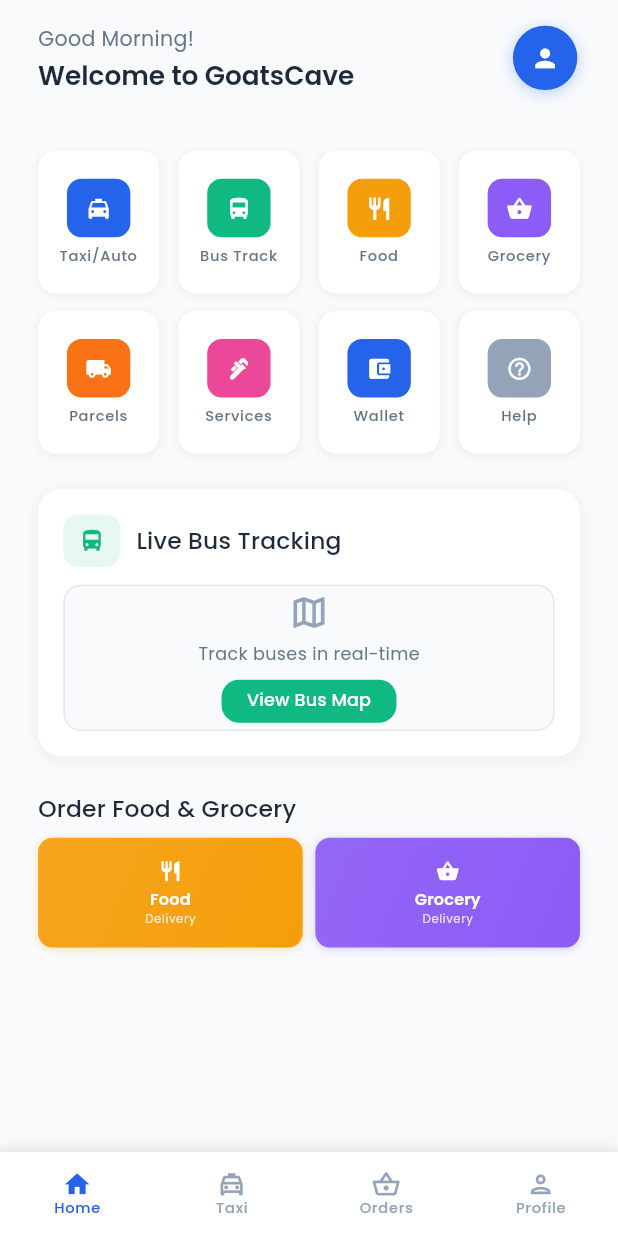
After one commit to abdul-nafi/goatscave, a Flutter app: the screen it shows after launch, on a phone screen of 412 x 824 dp. The commit adds this screen. Run offline on Flutter 3.47's test engine with Material 3 defaults, Android fonts, the phone set to English and light mode, and no system bars; our stand-ins replace flutter_screenutil, go_router, google_fonts.

Commit message:
home screen ui created

```diff
--- a/lib/core/core.dart
+++ b/lib/core/core.dart
@@ -1,7 +1,6 @@
 export 'widgets/app_text_field.dart';
 export 'widgets/primary_button.dart';
-export 'theme/app_theme.dart';
-export 'theme/colors.dart';
+
 export 'widgets/promo_carousal_card.dart';
 export 'widgets/horizontal_item_scroller.dart';
 export 'widgets/animated_action_button.dart';
@@ -10,3 +9,4 @@ export 'widgets/horizontal_image_card.dart';
 export 'widgets/category_icon_button.dart';
 export 'widgets/product_card.dart';
 export 'widgets/shop_card.dart';
+export 'theme/theme.dart';
--- a/lib/core/router/app_router.dart
+++ b/lib/core/router/app_router.dart
@@ -1,8 +1,10 @@
 import 'package:flutter/material.dart';
 import 'package:go_router/go_router.dart';
+import 'package:goatscave/features/home/home.dart';
 import '../../features/auth/auth.dart';
 import '../../features/grocery/grocery.dart';
-import '../../features/services/services.dart';
+
+import 'package:goatscave/core/core.dart';
 
 class AppRouter {
   static final router = GoRouter(
@@ -19,7 +21,7 @@ class AppRouter {
       GoRoute(
         path: "/home",
         builder: (context, state) =>
-            const HomeScreen(), // Updated to new HomeScreen
+            const HomeScreen(), // Updated to use GroceryHomePage as HomeScreen
       ),
       GoRoute(
         path: '/services',
@@ -75,8 +77,8 @@ class PlaceholderScreen extends StatelessWidget {
         child: Column(
           mainAxisAlignment: MainAxisAlignment.center,
           children: [
-            Icon(Icons.construction, size: 64, color: AppColors.primary),
-            SizedBox(height: 16),
+            const Icon(Icons.construction, size: 64, color: AppColors.primary),
+            const SizedBox(height: 16),
             Text(
               '$title\nComing Soon!',
               style: Theme.of(context).textTheme.titleLarge,
--- /dev/null
+++ b/lib/core/theme/theme.dart
@@ -0,0 +1,2 @@
+export 'app_theme.dart';
+export 'colors.dart';
--- /dev/null
+++ b/lib/features/home/home.dart
@@ -0,0 +1 @@
+export 'presentation/presentation.dart';
--- /dev/null
+++ b/lib/features/home/presentation/presentation.dart
@@ -0,0 +1 @@
+export 'screens/screens.dart';
--- /dev/null
+++ b/lib/features/home/presentation/screens/home_screen.dart
@@ -0,0 +1,506 @@
+import 'package:flutter/material.dart';
+import 'package:flutter_screenutil/flutter_screenutil.dart';
+import 'package:go_router/go_router.dart';
+import 'package:goatscave/core/core.dart';
+
+class HomeScreen extends StatelessWidget {
+  const HomeScreen({super.key});
+
+  @override
+  Widget build(BuildContext context) {
+    return Scaffold(
+      backgroundColor: AppColors.background,
+      body: SafeArea(
+        child: Column(
+          children: [
+            // Header section - fixed height
+            _buildHeader(context),
+            SizedBox(height: 16.h),
+
+            // Scrollable content
+            Expanded(
+              child: SingleChildScrollView(
+                padding: EdgeInsets.symmetric(horizontal: 24.w, vertical: 8.h),
+                child: Column(
+                  crossAxisAlignment: CrossAxisAlignment.start,
+                  children: [
+                    // Quick Actions Grid
+                    _buildQuickActions(),
+                    SizedBox(height: 24.h),
+
+                    // Live Bus Tracking Section
+                    _buildBusTrackingSection(context),
+                    SizedBox(height: 24.h),
+
+                    // Food & Grocery Promo
+                    _buildPromoSection(context),
+                    SizedBox(height: 24.h), // Extra space at bottom
+                  ],
+                ),
+              ),
+            ),
+          ],
+        ),
+      ),
+      bottomNavigationBar: _buildBottomNavBar(context),
+    );
+  }
+
+  Widget _buildHeader(BuildContext context) {
+    return Container(
+      padding: EdgeInsets.symmetric(horizontal: 24.w, vertical: 16.h),
+      child: Row(
+        children: [
+          Expanded(
+            child: Column(
+              crossAxisAlignment: CrossAxisAlignment.start,
+              children: [
+                Text(
+                  'Good Morning!',
+                  style: Theme.of(context).textTheme.bodyMedium?.copyWith(
+                        color: AppColors.textSecondary,
+                      ),
+                ),
+                SizedBox(height: 4.h),
+                Text(
+                  'Welcome to GoatsCave',
+                  style: Theme.of(context).textTheme.titleLarge,
+                ),
+              ],
+            ),
+          ),
+          GestureDetector(
+            onTap: () => context.go('/profile'),
+            child: Container(
+              width: 44.w,
+              height: 44.h,
+              decoration: BoxDecoration(
+                shape: BoxShape.circle,
+                color: AppColors.primary,
+                boxShadow: [
+                  BoxShadow(
+                    color: AppColors.primary.withOpacity(0.3),
+                    blurRadius: 8.r,
+                    offset: Offset(0, 2.h),
+                  ),
+                ],
+              ),
+              child: Icon(
+                Icons.person,
+                color: AppColors.textInverse,
+                size: 20.sp, // Reduced size
+              ),
+            ),
+          ),
+        ],
+      ),
+    );
+  }
+
+  Widget _buildQuickActions() {
+    final quickActions = [
+      {
+        'icon': Icons.local_taxi,
+        'label': 'Taxi/Auto',
+        'color': AppColors.taxiColor,
+        'route': '/taxi',
+      },
+      {
+        'icon': Icons.directions_bus,
+        'label': 'Bus Track',
+        'color': AppColors.busColor,
+        'route': '/bus',
+      },
+      {
+        'icon': Icons.restaurant,
+        'label': 'Food',
+        'color': AppColors.foodColor,
+        'route': '/food',
+      },
+      {
+        'icon': Icons.shopping_basket,
+        'label': 'Grocery',
+        'color': AppColors.groceryColor,
+        'route': '/grocery',
+      },
+      {
+        'icon': Icons.local_shipping,
+        'label': 'Parcels',
+        'color': AppColors.parcelsColor,
+        'route': '/parcels',
+      },
+      {
+        'icon': Icons.plumbing,
+        'label': 'Services',
+        'color': AppColors.servicesColor,
+        'route': '/services',
+      },
+      {
+        'icon': Icons.account_balance_wallet,
+        'label': 'Wallet',
+        'color': AppColors.primary,
+        'route': '/wallet',
+      },
+      {
+        'icon': Icons.help_outline,
+        'label': 'Help',
+        'color': AppColors.textTertiary,
+        'route': '/help',
+      },
+    ];
+
+    return GridView.builder(
+      shrinkWrap: true,
+      physics: const NeverScrollableScrollPhysics(),
+      gridDelegate: SliverGridDelegateWithFixedCrossAxisCount(
+        crossAxisCount: 4,
+        crossAxisSpacing: 12.w,
+        mainAxisSpacing: 12.h,
+        childAspectRatio: 0.85,
+      ),
+      itemCount: quickActions.length,
+      itemBuilder: (context, index) {
+        final action = quickActions[index];
+        return GestureDetector(
+          onTap: () => context.go(action['route'] as String),
+          child: Container(
+            decoration: BoxDecoration(
+              color: AppColors.surface,
+              borderRadius: BorderRadius.circular(12.r), // Slightly smaller
+              boxShadow: [
+                BoxShadow(
+                  color: AppColors.shadow,
+                  blurRadius: 4.r, // Reduced blur
+                  offset: Offset(0, 1.h), // Smaller offset
+                ),
+              ],
+            ),
+            child: Column(
+              mainAxisAlignment: MainAxisAlignment.center,
+              children: [
+                Container(
+                  width: 40.w, // Smaller container
+                  height: 40.h,
+                  decoration: BoxDecoration(
+                    color: action['color'] as Color,
+                    borderRadius: BorderRadius.circular(10.r), // Smaller radius
+                  ),
+                  child: Icon(
+                    action['icon'] as IconData,
+                    color: AppColors.textInverse,
+                    size: 18.sp, // Smaller icon
+                  ),
+                ),
+                SizedBox(height: 6.h), // Reduced spacing
+                Text(
+                  action['label'] as String,
+                  style: Theme.of(context).textTheme.labelMedium?.copyWith(
+                        color: AppColors.textSecondary,
+                        fontSize: 10.sp, // Smaller font
+                      ),
+                  textAlign: TextAlign.center,
+                  maxLines: 2,
+                ),
+              ],
+            ),
+          ),
+        );
+      },
+    );
+  }
+
+  Widget _buildBusTrackingSection(BuildContext context) {
+    return Container(
+      width: double.infinity,
+      padding: EdgeInsets.all(16.w), // Reduced padding
+      decoration: BoxDecoration(
+        color: AppColors.surface,
+        borderRadius: BorderRadius.circular(16.r), // Smaller radius
+        boxShadow: [
+          BoxShadow(
+            color: AppColors.shadow,
+            blurRadius: 8.r, // Reduced blur
+            offset: Offset(0, 2.h), // Smaller offset
+          ),
+        ],
+      ),
+      child: Column(
+        crossAxisAlignment: CrossAxisAlignment.start,
+        children: [
+          Row(
+            children: [
+              Container(
+                width: 36.w, // Smaller container
+                height: 36.h,
+                decoration: BoxDecoration(
+                  color: AppColors.busColor.withOpacity(0.1),
+                  borderRadius: BorderRadius.circular(10.r), // Smaller radius
+                ),
+                child: Icon(
+                  Icons.directions_bus,
+                  color: AppColors.busColor,
+                  size: 18.sp, // Smaller icon
+                ),
+              ),
+              SizedBox(width: 10.w), // Reduced spacing
+              Expanded(
+                child: Text(
+                  'Live Bus Tracking',
+                  style: Theme.of(context).textTheme.titleMedium?.copyWith(
+                        fontSize: 16.sp, // Slightly smaller
+                      ),
+                ),
+              ),
+            ],
+          ),
+          SizedBox(height: 12.h), // Reduced spacing
+          Container(
+            height: 100.h, // Reduced height
+            width: double.infinity,
+            decoration: BoxDecoration(
+              color: AppColors.background,
+              borderRadius: BorderRadius.circular(12.r), // Smaller radius
+              border: Border.all(color: AppColors.border),
+            ),
+            child: Center(
+              child: Column(
+                mainAxisAlignment: MainAxisAlignment.center,
+                children: [
+                  Icon(
+                    Icons.map_outlined,
+                    size: 28.sp, // Smaller icon
+                    color: AppColors.textTertiary,
+                  ),
+                  SizedBox(height: 6.h), // Reduced spacing
+                  Text(
+                    'Track buses in real-time',
+                    style: Theme.of(context).textTheme.bodyMedium?.copyWith(
+                          color: AppColors.textSecondary,
+                          fontSize: 12.sp, // Smaller font
+                        ),
+                  ),
+                  SizedBox(height: 8.h), // Reduced spacing
+                  ElevatedButton(
+                    onPressed: () => context.go('/bus'),
+                    style: ElevatedButton.styleFrom(
+                      backgroundColor: AppColors.busColor,
+                      foregroundColor: AppColors.textInverse,
+                      padding: EdgeInsets.symmetric(
+                        horizontal: 16.w, // Reduced padding
+                        vertical: 6.h,
+                      ),
+                      minimumSize: Size.zero, // Remove minimum size constraints
+                      tapTargetSize: MaterialTapTargetSize.shrinkWrap,
+                    ),
+                    child: Text(
+                      'View Bus Map',
+                      style: Theme.of(context).textTheme.labelLarge?.copyWith(
+                            fontSize: 12.sp, // Smaller font
+                          ),
+                    ),
+                  ),
+                ],
+              ),
+            ),
+          ),
+        ],
+      ),
+    );
+  }
+
+  Widget _buildPromoSection(BuildContext context) {
+    return Column(
+      crossAxisAlignment: CrossAxisAlignment.start,
+      children: [
+        Text(
+          'Order Food & Grocery',
+          style: Theme.of(context).textTheme.titleMedium?.copyWith(
+                fontSize: 16.sp,
+              ),
+        ),
+        SizedBox(height: 8.h), // Reduced spacing
+        Row(
+          children: [
+            Expanded(
+              child: GestureDetector(
+                onTap: () => context.go('/food'),
+                child: Container(
+                  height: 75.h, // Even smaller height
+                  padding: EdgeInsets.all(8.w), // Minimal padding
+                  decoration: BoxDecoration(
+                    gradient: LinearGradient(
+                      begin: Alignment.topLeft,
+                      end: Alignment.bottomRight,
+                      colors: [
+                        AppColors.foodColor.withOpacity(0.9),
+                        AppColors.foodColor,
+                      ],
+                    ),
+                    borderRadius: BorderRadius.circular(10.r), // Smaller radius
+                    boxShadow: [
+                      BoxShadow(
+                        color: AppColors.foodColor.withOpacity(0.3),
+                        blurRadius: 4.r, // Smaller shadow
+                        offset: Offset(0, 1.h),
+                      ),
+                    ],
+                  ),
+                  child: Column(
+                    mainAxisAlignment: MainAxisAlignment.center,
+                    children: [
+                      Icon(
+                        Icons.restaurant,
+                        color: AppColors.textInverse,
+                        size: 16.sp, // Smallest icon
+                      ),
+                      SizedBox(height: 4.h), // Minimal spacing
+                      Text(
+                        'Food',
+                        style: Theme.of(context).textTheme.titleSmall?.copyWith(
+                              color: AppColors.textInverse,
+                              fontSize: 11.sp, // Smaller font
+                              fontWeight: FontWeight.w600,
+                            ),
+                        maxLines: 1,
+                      ),
+                      Text(
+                        'Delivery',
+                        style: Theme.of(context).textTheme.bodySmall?.copyWith(
+                              color: AppColors.textInverse.withOpacity(0.8),
+                              fontSize: 8.sp, // Smallest font
+                            ),
+                        maxLines: 1,
+                      ),
+                    ],
+                  ),
+                ),
+              ),
+            ),
+            SizedBox(width: 8.w), // Minimal spacing
+            Expanded(
+              child: GestureDetector(
+                onTap: () => context.go('/grocery'),
+                child: Container(
+                  height: 75.h, // Even smaller height
+                  padding: EdgeInsets.all(8.w), // Minimal padding
+                  decoration: BoxDecoration(
+                    gradient: LinearGradient(
+                      begin: Alignment.topLeft,
+                      end: Alignment.bottomRight,
+                      colors: [
+                        AppColors.groceryColor.withOpacity(0.9),
+                        AppColors.groceryColor,
+                      ],
+                    ),
+                    borderRadius: BorderRadius.circular(10.r), // Smaller radius
+                    boxShadow: [
+                      BoxShadow(
+                        color: AppColors.groceryColor.withOpacity(0.3),
+                        blurRadius: 4.r, // Smaller shadow
+                        offset: Offset(0, 1.h),
+                      ),
+                    ],
+                  ),
+                  child: Column(
+                    mainAxisAlignment: MainAxisAlignment.center,
+                    children: [
+                      Icon(
+                        Icons.shopping_basket,
+                        color: AppColors.textInverse,
+                        size: 16.sp, // Smallest icon
+                      ),
+                      SizedBox(height: 4.h), // Minimal spacing
+                      Text(
+                        'Grocery',
+                        style: Theme.of(context).textTheme.titleSmall?.copyWith(
+                              color: AppColors.textInverse,
+                              fontSize: 11.sp, // Smaller font
+                              fontWeight: FontWeight.w600,
+                            ),
+                        maxLines: 1,
+                      ),
+                      Text(
+                        'Delivery',
+                        style: Theme.of(context).textTheme.bodySmall?.copyWith(
+                              color: AppColors.textInverse.withOpacity(0.8),
+                              fontSize: 8.sp, // Smallest font
+                            ),
+                        maxLines: 1,
+                      ),
+                    ],
+                  ),
+                ),
+              ),
+            ),
+          ],
+        ),
+      ],
+    );
+  }
+
+  Widget _buildBottomNavBar(BuildContext context) {
+    return Container(
+      decoration: BoxDecoration(
+        boxShadow: [
+          BoxShadow(
+            color: AppColors.shadow,
+            blurRadius: 8.r, // Reduced blur
+            offset: Offset(0, -2.h), // Smaller offset
+          ),
+        ],
+      ),
+      child: BottomNavigationBar(
+        currentIndex: 0,
+        type: BottomNavigationBarType.fixed,
+        backgroundColor: AppColors.surface,
+        selectedItemColor: AppColors.primary,
+        unselectedItemColor: AppColors.textTertiary,
+        selectedLabelStyle: Theme.of(context).textTheme.labelSmall?.copyWith(
+              fontSize: 10.sp, // Smaller font
+            ),
+        unselectedLabelStyle: Theme.of(context).textTheme.labelSmall?.copyWith(
+              fontSize: 10.sp, // Smaller font
+            ),
+        iconSize: 20.sp, // Smaller icons
+        onTap: (index) {
+          switch (index) {
+            case 0:
+              context.go('/home');
+              break;
+            case 1:
+              context.go('/taxi');
+              break;
+            case 2:
+              context.go('/grocery');
+              break;
+            case 3:
+              context.go('/profile');
+              break;
+          }
+        },
+        items: const [
+          BottomNavigationBarItem(
+            icon: Icon(Icons.home_outlined),
+            activeIcon: Icon(Icons.home),
+            label: 'Home',
+          ),
+          BottomNavigationBarItem(
+            icon: Icon(Icons.local_taxi_outlined),
+            activeIcon: Icon(Icons.local_taxi),
+            label: 'Taxi',
+          ),
+          BottomNavigationBarItem(
+            icon: Icon(Icons.shopping_basket_outlined),
+            activeIcon: Icon(Icons.shopping_basket),
+            label: 'Orders',
+          ),
+          BottomNavigationBarItem(
+            icon: Icon(Icons.person_outlined),
+            activeIcon: Icon(Icons.person),
+            label: 'Profile',
+          ),
+        ],
+      ),
+    );
+  }
+}
--- /dev/null
+++ b/lib/features/home/presentation/screens/screens.dart
@@ -0,0 +1 @@
+export 'home_screen.dart';
```
Also changed, not shown: pubspec.yaml (+8 -0 lines), pubspec.lock, 9 other files.
